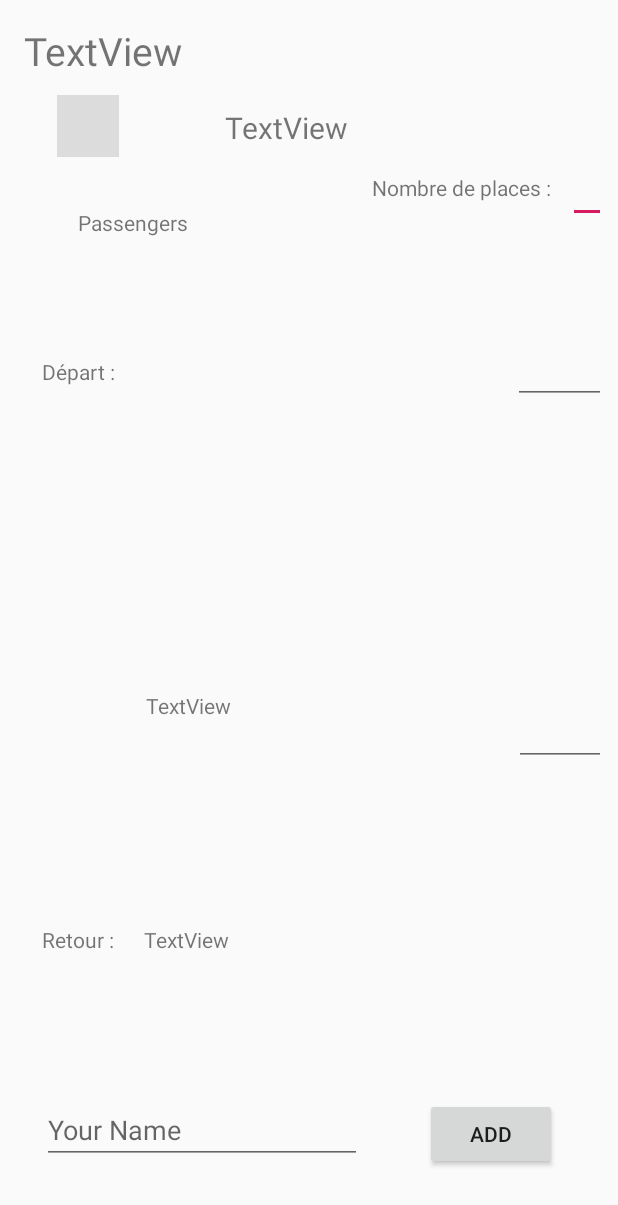
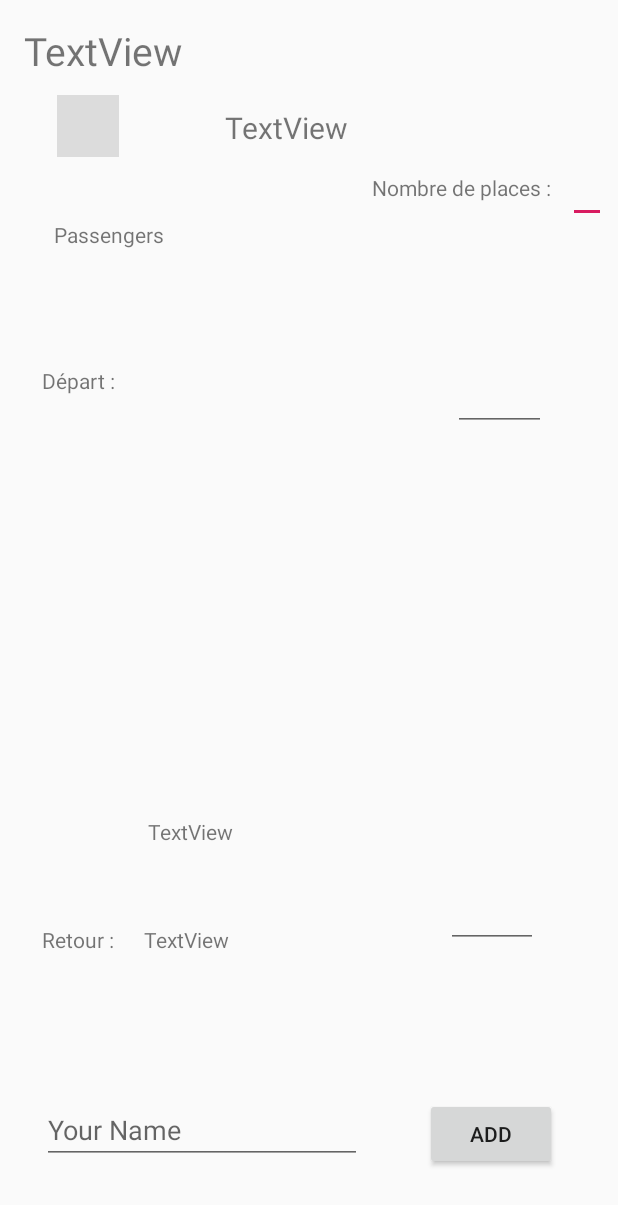
Before and after one commit to MaximeCrp/samva, an Android app: the layout fragment_travel.xml on its own in the app's theme, with its tools: preview values and no code run, on a phone screen of 412 x 824 dp. Shown: the top 1205 px of the screen. Run offline under Robolectric (Android 15) with nearby library versions, the phone set to English and light mode, and no system bars.

Commit message:
Dates et affichage

```diff
--- a/Samva/app/src/main/java/com/example/utilisateur/samva/Event.java
+++ b/Samva/app/src/main/java/com/example/utilisateur/samva/Event.java
@@ -21,7 +21,7 @@ public class Event implements Serializable {
     private String[][] date;
     private String image;
     private String placename;
-    private ArrayList<Double> latlon;
+    private ArrayList<Double> latlon = new ArrayList<Double>();
     //private Date date;
 
 
--- a/Samva/app/src/main/java/com/example/utilisateur/samva/Travel.java
+++ b/Samva/app/src/main/java/com/example/utilisateur/samva/Travel.java
@@ -15,7 +15,7 @@ public class Travel implements Serializable {
     private String returnPlace;
     private Date departTime;
     private Date returnTime;
-    private ArrayList<String> passengers ;
+    private ArrayList<String> passengers  = new ArrayList<String>();
 
 
     Travel() {}
--- a/Samva/app/src/main/java/com/example/utilisateur/samva/TravelFragment.java
+++ b/Samva/app/src/main/java/com/example/utilisateur/samva/TravelFragment.java
@@ -94,9 +94,18 @@ public class TravelFragment extends Fragment {
         addButton.setOnClickListener(new View.OnClickListener() {
             @Override
             public void onClick(View v) {
+
                     if(travel.getNbPlaces()> 0) {
+                        if(yourname.getText().toString()!= "") {
+                            toast = Toast.makeText(context, "Champ saisi" + yourname.getText().toString() + "-", Toast.LENGTH_LONG);
+                            toast.show();
                             travel.addPassenger(yourname.getText().toString());
                             activity.passengerAdded(travel);
+                        }
+                        else {
+                            toast = Toast.makeText(context, "Veuillez entrer un nom", Toast.LENGTH_LONG);
+                            toast.show();
+                        }
                     }
                     else {
                         toast = Toast.makeText(context, "Ce trajet est plein", Toast.LENGTH_LONG);
--- a/Samva/app/src/main/res/layout/fragment_travel.xml
+++ b/Samva/app/src/main/res/layout/fragment_travel.xml
@@ -77,9 +77,9 @@
         android:id="@+id/passengers_names"
         android:layout_width="wrap_content"
         android:layout_height="wrap_content"
-        android:layout_marginStart="52dp"
-        android:layout_marginLeft="52dp"
-        android:layout_marginTop="40dp"
+        android:layout_marginStart="36dp"
+        android:layout_marginLeft="36dp"
+        android:layout_marginTop="48dp"
         android:text="Passengers"
         app:layout_constraintStart_toStartOf="parent"
         app:layout_constraintTop_toBottomOf="@+id/sam" />
@@ -90,17 +90,17 @@
         android:layout_height="34dp"
         android:layout_marginStart="88dp"
         android:layout_marginLeft="88dp"
-        android:layout_marginTop="35dp"
+        android:layout_marginTop="8dp"
         android:layout_marginEnd="8dp"
         android:layout_marginRight="8dp"
         android:layout_marginBottom="15dp"
         android:text="TextView"
         app:layout_constraintBottom_toTopOf="@+id/return_place"
         app:layout_constraintEnd_toEndOf="parent"
-        app:layout_constraintHorizontal_bias="0.075"
+        app:layout_constraintHorizontal_bias="0.086"
         app:layout_constraintStart_toStartOf="parent"
-        app:layout_constraintTop_toBottomOf="@+id/passengers_names"
-        app:layout_constraintVertical_bias="0.714" />
+        app:layout_constraintTop_toTopOf="parent"
+        app:layout_constraintVertical_bias="0.959" />
 
     <TextView
         android:id="@+id/return_place"
@@ -119,15 +119,15 @@
         android:layout_height="47dp"
         android:layout_marginStart="8dp"
         android:layout_marginLeft="8dp"
-        android:layout_marginTop="64dp"
+        android:layout_marginTop="240dp"
         android:layout_marginEnd="8dp"
         android:layout_marginRight="8dp"
         android:ems="10"
         android:inputType="time"
         app:layout_constraintEnd_toEndOf="parent"
-        app:layout_constraintHorizontal_bias="1.0"
+        app:layout_constraintHorizontal_bias="0.0"
         app:layout_constraintStart_toEndOf="@+id/depart_place"
-        app:layout_constraintTop_toBottomOf="@+id/passengers_names" />
+        app:layout_constraintTop_toTopOf="parent" />
 
     <EditText
         android:id="@+id/return_time"
@@ -143,10 +143,10 @@
         android:inputType="time"
         app:layout_constraintBottom_toTopOf="@+id/add"
         app:layout_constraintEnd_toEndOf="parent"
-        app:layout_constraintHorizontal_bias="1.0"
+        app:layout_constraintHorizontal_bias="0.0"
         app:layout_constraintStart_toEndOf="@+id/return_place"
         app:layout_constraintTop_toBottomOf="@+id/depart_time"
-        app:layout_constraintVertical_bias="0.551" />
+        app:layout_constraintVertical_bias="0.9" />
 
     <ImageView
         android:id="@+id/logo_sam"
@@ -180,14 +180,14 @@
         android:layout_height="34dp"
         android:layout_marginStart="28dp"
         android:layout_marginLeft="28dp"
-        android:layout_marginTop="80dp"
+        android:layout_marginTop="244dp"
         android:layout_marginEnd="8dp"
         android:layout_marginRight="8dp"
         android:text="Départ : "
         app:layout_constraintEnd_toStartOf="@+id/depart_place"
         app:layout_constraintHorizontal_bias="0.0"
         app:layout_constraintStart_toStartOf="parent"
-        app:layout_constraintTop_toBottomOf="@+id/passengers_names" />
+        app:layout_constraintTop_toTopOf="parent" />
 
     <TextView
         android:id="@+id/textView6"
```
Lines whose indentation alone changed are shown as unchanged.
